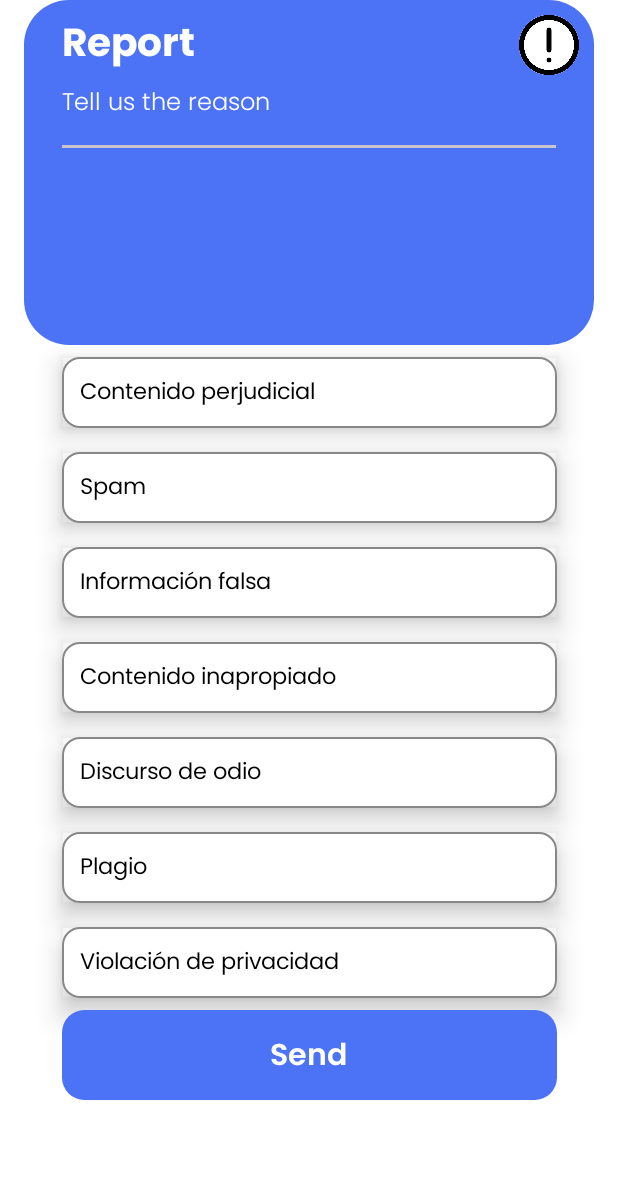
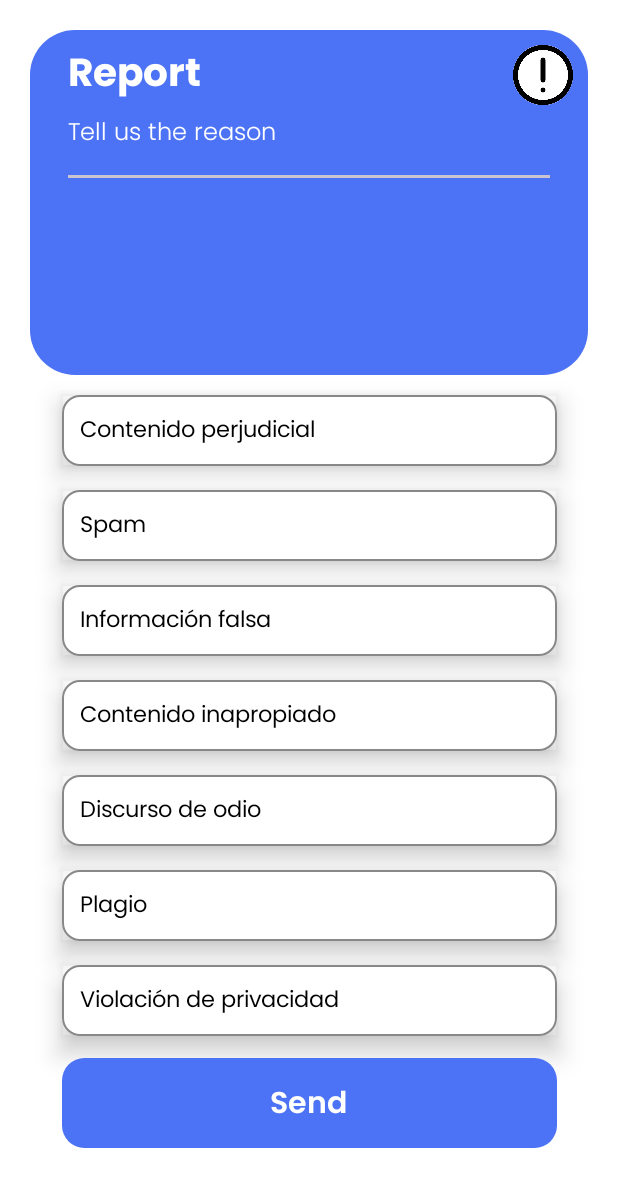
Before and after one commit to PDM-24/proyecto-amgems-systems-solutions, an Android app built with Jetpack Compose: the @Preview function ReportScreenPreview, on a phone screen of 412 x 824 dp. Shown: the top 1187 px of the screen. Run offline under Robolectric (Android 15) with nearby library versions, the phone set to English and light mode, and no system bars.

Commit message:
Add: contribution info component :lipstick:

```diff
--- a/app/src/main/java/com/alvarado/backpack/ui/components/report/ReportInfo.kt
+++ b/app/src/main/java/com/alvarado/backpack/ui/components/report/ReportInfo.kt
@@ -36,6 +36,7 @@ fun ReportInfo(
             .size(width = 380.dp, height = 230.dp)
             .clip(RoundedCornerShape(30.dp))
             .background(Color(0xFF4C72F5))
+
     ) {
         Row {
             Box(modifier = Modifier.weight(1f)) {
@@ -52,13 +53,13 @@ fun ReportInfo(
             Box {
                 Image(
                     painter = painterResource(id = R.drawable.ic_white_bg),
-                    contentDescription = "Email icon",
+                    contentDescription = "Fondo Blanco",
                     modifier = Modifier
                         .padding(top = 10.dp, end = 10.dp)
                 )
                 Image(
                     painter = painterResource(id = R.drawable.ic_exclamacion),
-                    contentDescription = "Email icon",
+                    contentDescription = "Advertencia",
                     modifier = Modifier
                         .padding(top = 10.dp)
                         .size(40.dp)
--- a/app/src/main/java/com/alvarado/backpack/ui/components/report/ReportItem.kt
+++ b/app/src/main/java/com/alvarado/backpack/ui/components/report/ReportItem.kt
@@ -5,6 +5,7 @@ import androidx.compose.foundation.BorderStroke
 import androidx.compose.foundation.clickable
 import androidx.compose.foundation.layout.Box
 import androidx.compose.foundation.layout.Column
+import androidx.compose.foundation.layout.Spacer
 import androidx.compose.foundation.layout.fillMaxSize
 import androidx.compose.foundation.layout.padding
 import androidx.compose.foundation.shape.RoundedCornerShape
@@ -45,7 +46,10 @@ fun ReportReasons(modifier: Modifier) {
     val submittedReasons = remember { mutableStateOf(listOf<String>()) } // keep reasons selected
 
     Column(
-        modifier = Modifier.fillMaxSize(), horizontalAlignment = Alignment.CenterHorizontally
+        modifier = Modifier
+            .fillMaxSize()
+            .padding(top = 5.dp),
+        horizontalAlignment = Alignment.CenterHorizontally
     ) {
         reasons.forEach { reason ->
             Card(colors = CardDefaults.cardColors(
@@ -74,6 +78,7 @@ fun ReportReasons(modifier: Modifier) {
                 }
             }
         }
+        Spacer(modifier = Modifier.padding(3.dp))
         // buttom
         Box() {
             Button(
--- a/app/src/main/java/com/alvarado/backpack/ui/screens/ReportScreen.kt
+++ b/app/src/main/java/com/alvarado/backpack/ui/screens/ReportScreen.kt
@@ -2,6 +2,7 @@ package com.alvarado.backpack.ui.screens
 
 import androidx.compose.foundation.layout.Column
 import androidx.compose.foundation.layout.fillMaxSize
+import androidx.compose.foundation.layout.padding
 import androidx.compose.runtime.Composable
 import androidx.compose.runtime.MutableState
 import androidx.compose.runtime.mutableStateOf
@@ -9,6 +10,7 @@ import androidx.compose.runtime.remember
 import androidx.compose.ui.Alignment
 import androidx.compose.ui.Modifier
 import androidx.compose.ui.tooling.preview.Preview
+import androidx.compose.ui.unit.dp
 import com.alvarado.backpack.ui.components.report.ReportInfo
 import com.alvarado.backpack.ui.components.report.ReportReasons
 
@@ -21,7 +23,8 @@ fun ReportScreen() {
 
     Column(
         modifier = Modifier
-            .fillMaxSize(),
+            .fillMaxSize()
+            .padding(20.dp),
         horizontalAlignment = Alignment.CenterHorizontally
     ) {
         // info of report document
```
Also changed, not shown: app/src/main/java/com/alvarado/backpack/ui/components/contribution/ContrInfo.kt (added, +79 -0 lines), app/src/main/java/com/alvarado/backpack/ui/screens/ContributionScreen.kt (added, +29 -0 lines), app/src/main/res/drawable/ic_blue_bubble.xml (added, +10 -0 lines), app/src/main/res/drawable/ic_campanita.xml (added, +10 -0 lines).
